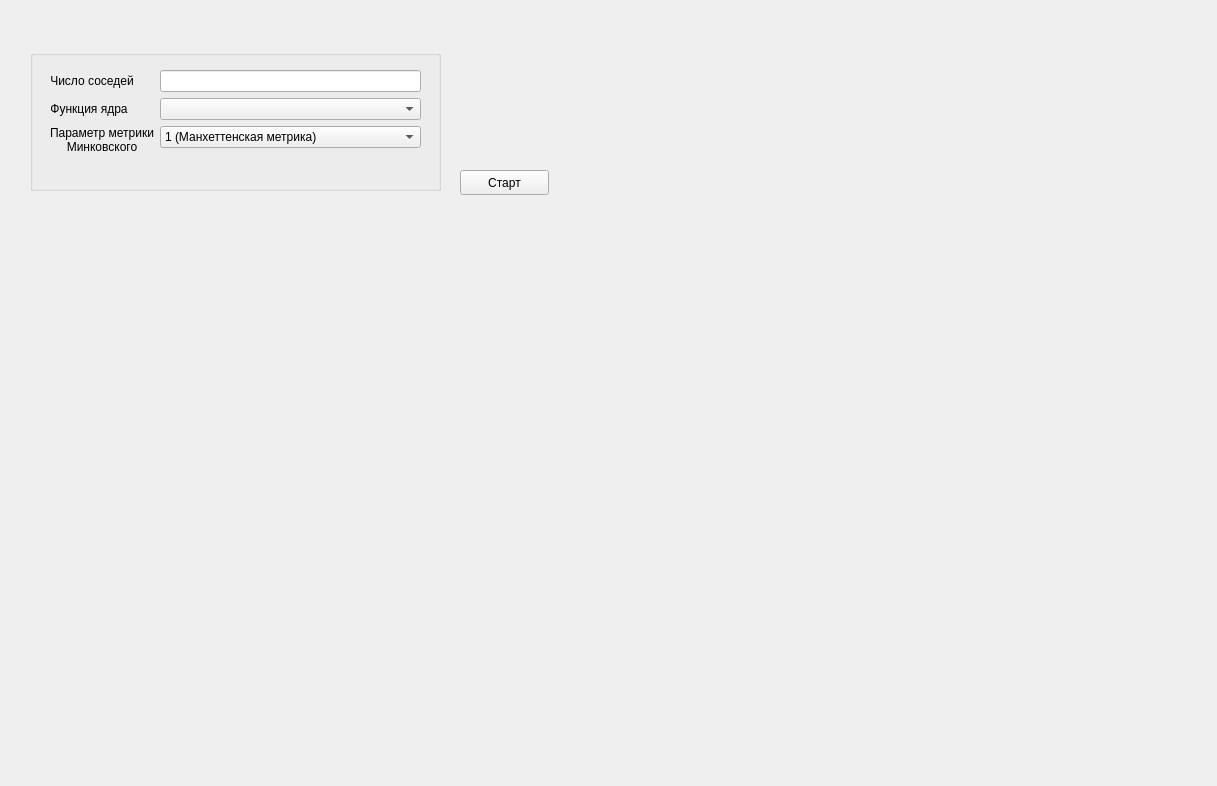
Above: mainwindow.ui from EL96cpp/KnnVisualiser before the change. Below: the same form after it.
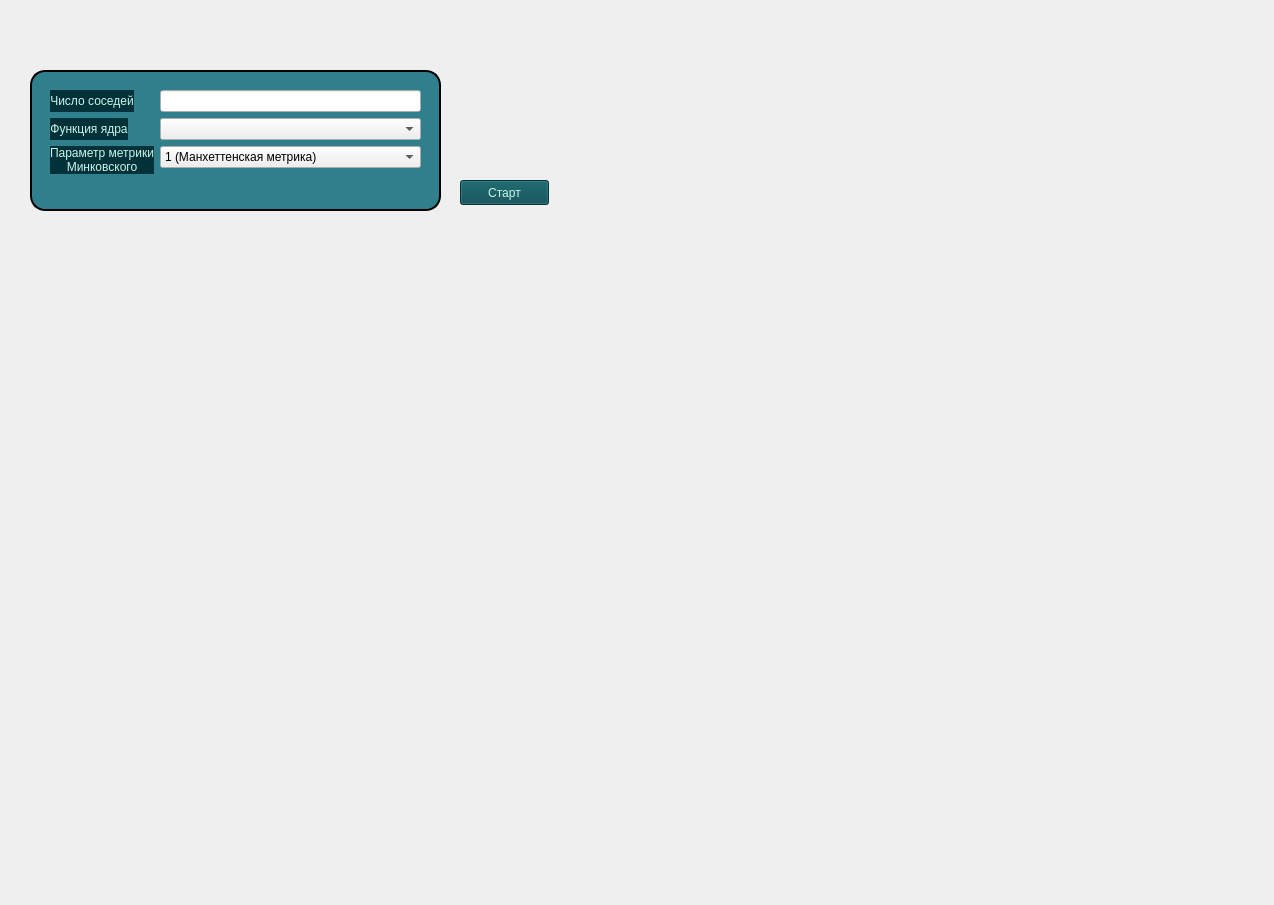
That is the form after the change. Icons and pictures are not drawn.

Commit message: Added background and set ui styleSheets

What changed in the file:
```diff
--- a/mainwindow.ui
+++ b/mainwindow.ui
@@ -6,14 +6,24 @@
    <rect>
     <x>0</x>
     <y>0</y>
-    <width>1217</width>
-    <height>786</height>
+    <width>1274</width>
+    <height>905</height>
    </rect>
   </property>
   <property name="windowTitle">
    <string>MainWindow</string>
   </property>
+  <property name="styleSheet">
+   <string notr="true">#MainWindow {
+
+background-image: url(:/background.jpg);
+
+}</string>
+  </property>
   <widget class="QWidget" name="centralwidget">
+   <property name="styleSheet">
+    <string notr="true"/>
+   </property>
    <widget class="QLabel" name="label_3">
     <property name="geometry">
      <rect>
@@ -31,18 +41,28 @@
     <property name="geometry">
      <rect>
       <x>30</x>
-      <y>50</y>
+      <y>70</y>
       <width>411</width>
       <height>141</height>
      </rect>
     </property>
+    <property name="styleSheet">
+     <string notr="true">#groupBox {
+
+	background-color: rgba(7,103,119,210);
+    border-style: outset;
+    border-width: 2px;
+    border-radius: 15px;
+
+}</string>
+    </property>
     <property name="title">
      <string/>
     </property>
     <property name="alignment">
      <set>Qt::AlignCenter</set>
     </property>
-    <widget class="QWidget" name="">
+    <widget class="QWidget" name="layoutWidget">
      <property name="geometry">
       <rect>
        <x>20</x>
@@ -54,6 +74,10 @@
      <layout class="QFormLayout" name="formLayout">
       <item row="0" column="0">
        <widget class="QLabel" name="neighbours_label">
+        <property name="styleSheet">
+         <string notr="true">color: rgb(204, 245, 234);
+background-color: rgb(2, 50, 57);</string>
+        </property>
         <property name="text">
          <string>Число соседей</string>
         </property>
@@ -67,6 +91,10 @@
       </item>
       <item row="1" column="0">
        <widget class="QLabel" name="kernel_label">
+        <property name="styleSheet">
+         <string notr="true">color: rgb(204, 245, 234);
+background-color: rgb(2, 50, 57);</string>
+        </property>
         <property name="text">
          <string>Функция ядра</string>
         </property>
@@ -80,6 +108,10 @@
       </item>
       <item row="2" column="0">
        <widget class="QLabel" name="metric_label">
+        <property name="styleSheet">
+         <string notr="true">color: rgb(204, 245, 234);
+background-color: rgb(2, 50, 57);</string>
+        </property>
         <property name="text">
          <string>Параметр метрики
 Минковского</string>
@@ -120,11 +152,26 @@
     <property name="geometry">
      <rect>
       <x>460</x>
-      <y>170</y>
+      <y>180</y>
       <width>89</width>
       <height>25</height>
      </rect>
     </property>
+    <property name="styleSheet">
+     <string notr="true">#startLearnButton {
+
+	background-color: rgb(3, 73, 80);
+	color: rgb(204, 245, 234);
+
+}
+
+#startLearnButton:hover {
+
+	background-color: rgb(79, 128, 133);
+	color: rgb(255, 255, 255);
+
+}</string>
+    </property>
     <property name="text">
      <string>Старт</string>
     </property>
```
The commit also changes 4 other files.
